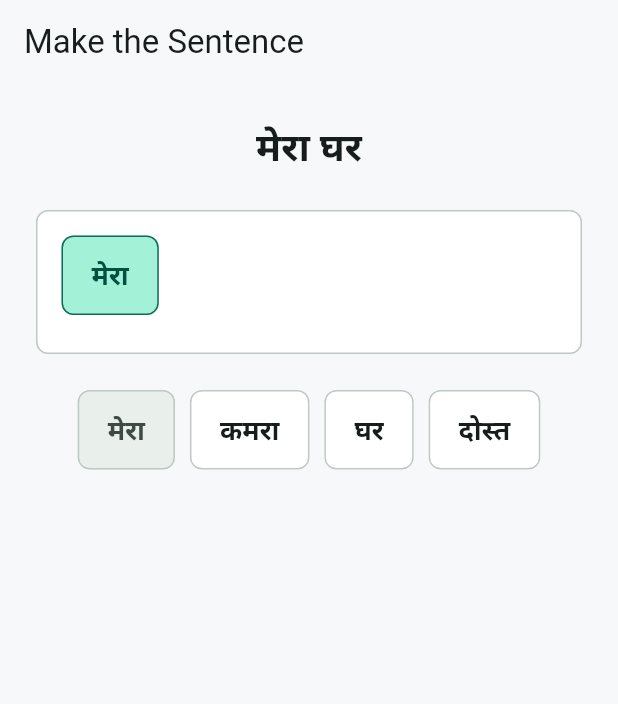
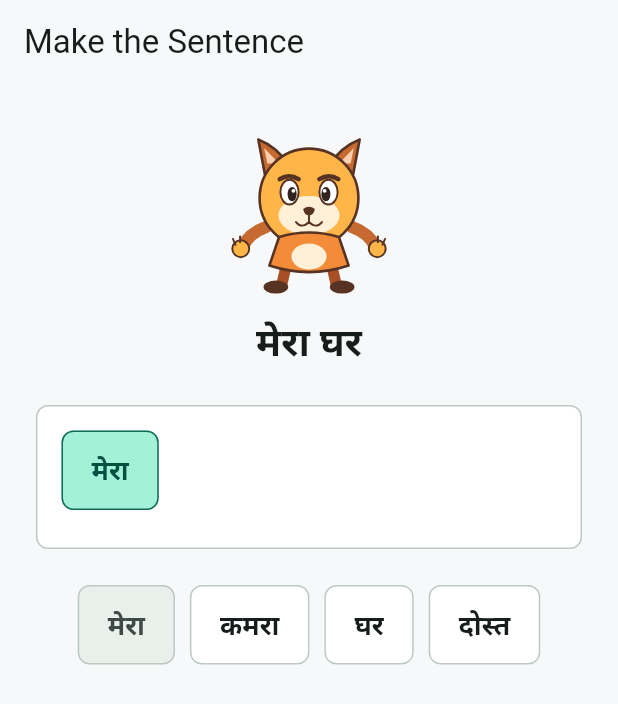
Before and after one commit to anilgangwal23/IndicLearn, a Flutter app: the mts screen opened directly, after a tap on "मेरा", on a phone screen of 412 x 824 dp. Shown: the top 704 px of the screen. Run offline on Flutter 3.47's test engine with Material 3 defaults, Android fonts, the phone set to English and light mode, and no system bars; our stand-ins replace flutter_svg.

Commit message:
Some support for basic animations

```diff
--- /dev/null
+++ b/lib/animations/common_animations.dart
@@ -0,0 +1,84 @@
+import 'dart:async';
+
+import 'package:flutter/material.dart';
+import 'package:flutter/widget_previews.dart';
+
+import '../widgets/svg_mascot.dart';
+
+@Preview()
+Widget PreviewForLopping() {
+  return CommonAnimation(
+    'packages/indic_learn/assets/mascots/fox.svg',
+    MascotAnimation.blink,
+  );
+}
+
+class CommonAnimation extends StatefulWidget {
+  const CommonAnimation(
+    this.asset,
+    this.animation, {
+    super.key,
+    this.interval = const Duration(seconds: 3),
+  }) : assert(interval > Duration.zero);
+
+  final String asset;
+  final MascotAnimation animation;
+  final Duration interval;
+
+  @override
+  State<CommonAnimation> createState() => _AnimationState();
+}
+
+class _AnimationState extends State<CommonAnimation> {
+  final _mascotKey = GlobalKey<SvgMascotState>();
+  Timer? _timer;
+
+  @override
+  void initState() {
+    super.initState();
+    WidgetsBinding.instance.addPostFrameCallback((_) {
+      if (mounted) _startLoop();
+    });
+  }
+
+  void _play() {
+    _mascotKey.currentState?.play(widget.animation);
+  }
+
+  void _startLoop() {
+    _timer?.cancel();
+    _play();
+    _timer = Timer.periodic(widget.interval, (_) => _play());
+  }
+
+  @override
+  void didUpdateWidget(covariant CommonAnimation oldWidget) {
+    super.didUpdateWidget(oldWidget);
+    if (oldWidget.animation != widget.animation ||
+        oldWidget.interval != widget.interval ||
+        oldWidget.asset != widget.asset) {
+      _timer?.cancel();
+      WidgetsBinding.instance.addPostFrameCallback((_) {
+        if (mounted) _startLoop();
+      });
+    }
+  }
+
+  @override
+  void dispose() {
+    _timer?.cancel();
+    super.dispose();
+  }
+
+  @override
+  Widget build(BuildContext context) {
+    return Center(
+      child: SvgMascot(
+        key: _mascotKey,
+        asset: widget.asset,
+        width: 130,
+        height: 130,
+      ),
+    );
+  }
+}
--- a/lib/games/make_the_sentence/mts.dart
+++ b/lib/games/make_the_sentence/mts.dart
@@ -6,7 +6,9 @@ import 'mts_loader.dart';
 import '../../ui/game_theme.dart';
 import '../../ui/game_widgets.dart';
 import 'dart:async';
-
+import '../../animations/common_animations.dart';
+import '../../widgets/mascot.dart';
+import '../../widgets/svg_mascot.dart';
 @Preview(name: 'Quiz', size: Size(390, 844))
 Widget previewQuiz() {
   return MaterialApp(
@@ -89,6 +91,10 @@ class _mtsGameState extends State<mts> {
               child: Column(
               crossAxisAlignment: CrossAxisAlignment.stretch,
               children: [
+                CommonAnimation(
+                  'packages/indic_learn/assets/mascots/fox.svg',
+                  isSolved?MascotAnimation.spin:MascotAnimation.blink,
+                ),
                 QuestionPrompt(text: _model.translation),
                 const SizedBox(height: 24),
 
--- /dev/null
+++ b/lib/widgets/svg_mascot.dart
@@ -0,0 +1,258 @@
+import 'dart:math' as math;
+
+import 'package:flutter/material.dart';
+import 'package:flutter/services.dart';
+import 'package:flutter_svg/flutter_svg.dart';
+
+import 'svg_mascot_parser.dart';
+
+enum MascotAnimation {
+  spin,
+  jump,
+  raiseHands,
+  blink,
+  raiseEyebrows,
+}
+
+class SvgMascot extends StatefulWidget {
+  const SvgMascot({
+    super.key,
+    required this.asset,
+    this.width = 240,
+    this.height = 240,
+    this.autoBlink = false,
+    this.onAssetError,
+  });
+
+  final String asset;
+  final double width;
+  final double height;
+
+  /// When true, plays a blink every few seconds.
+  /// Manual blinking remains available through [SvgMascotState.play].
+  final bool autoBlink;
+
+  final ValueChanged<Object>? onAssetError;
+
+  @override
+  State<SvgMascot> createState() => SvgMascotState();
+}
+
+class SvgMascotState extends State<SvgMascot>
+    with SingleTickerProviderStateMixin {
+  late final AnimationController _controller;
+  late Future<List<SvgMascotLayer>> _layersFuture;
+
+  MascotAnimation? _activeAnimation;
+
+  @override
+  void initState() {
+    super.initState();
+    _controller = AnimationController(
+      vsync: this,
+      duration: const Duration(milliseconds: 650),
+    );
+    _layersFuture = _loadLayers();
+  }
+
+  @override
+  void didUpdateWidget(covariant SvgMascot oldWidget) {
+    super.didUpdateWidget(oldWidget);
+    if (oldWidget.asset != widget.asset) {
+      _layersFuture = _loadLayers();
+    }
+  }
+
+  Future<List<SvgMascotLayer>> _loadLayers() async {
+    try {
+      final source = await rootBundle.loadString(widget.asset);
+      return SvgMascotParser.parse(source);
+    } catch (error) {
+      widget.onAssetError?.call(error);
+      rethrow;
+    }
+  }
+
+  /// Plays one animation. A new call replaces the currently playing motion.
+  void play(MascotAnimation animation) {
+    if (!mounted) return;
+    setState(() => _activeAnimation = animation);
+    _controller
+      ..stop()
+      ..reset()
+      ..forward();
+  }
+
+  /// Stops the current animation and returns the mascot to its resting pose.
+  void stop() {
+    _controller.stop();
+    _controller.reset();
+    if (mounted) setState(() => _activeAnimation = null);
+  }
+
+  @override
+  void dispose() {
+    _controller.dispose();
+    super.dispose();
+  }
+
+  @override
+  Widget build(BuildContext context) {
+    return SizedBox(
+      width: widget.width,
+      height: widget.height,
+      child: FutureBuilder<List<SvgMascotLayer>>(
+        future: _layersFuture,
+        builder: (context, snapshot) {
+          if (snapshot.hasError) {
+            return Center(
+              child: Tooltip(
+                message: '${snapshot.error}',
+                child: const Icon(Icons.broken_image_outlined),
+              ),
+            );
+          }
+          if (!snapshot.hasData) {
+            return const Center(
+              child: SizedBox(
+                width: 22,
+                height: 22,
+                child: CircularProgressIndicator(strokeWidth: 2),
+              ),
+            );
+          }
+
+          return AnimatedBuilder(
+            animation: _controller,
+            builder: (context, _) {
+              final t = Curves.easeInOut.transform(_controller.value);
+              final rawT = _controller.value;
+              final animation = _activeAnimation;
+
+              var jumpY = 0.0;
+              var spinAngle = 0.0;
+              var leftArmAngle = 0.0;
+              var rightArmAngle = 0.0;
+              var leftEyeScale = 1.0;
+              var rightEyeScale = 1.0;
+              var eyebrowY = 0.0;
+
+              switch (animation) {
+                case MascotAnimation.spin:
+                  spinAngle = 2 * math.pi * t;
+                  break;
+                case MascotAnimation.jump:
+                  jumpY = -55 * math.sin(math.pi * t);
+                  break;
+                case MascotAnimation.raiseHands:
+                  leftArmAngle = 1.55 * t;
+                  rightArmAngle = -1.55 * t;
+                  break;
+                case MascotAnimation.blink:
+                  // Close quickly, then reopen during one short animation.
+                  final close = (rawT < 0.45)
+                      ? Curves.easeIn.transform(rawT / 0.45)
+                      : Curves.easeOut.transform((1 - rawT) / 0.55);
+                  final scale = 1 - 0.94 * close;
+                  leftEyeScale = scale;
+                  rightEyeScale = scale;
+                  break;
+                case MascotAnimation.raiseEyebrows:
+                  eyebrowY = -14 * t;
+                  break;
+                case null:
+                  break;
+              }
+
+              final layers = snapshot.data!;
+              return ClipRect(
+                child: Transform.translate(
+                  offset: Offset(0, jumpY),
+                  child: Transform.rotate(
+                    angle: spinAngle,
+                    child: Stack(
+                      fit: StackFit.expand,
+                      children: [
+                        for (final layer in layers)
+                          _buildLayer(
+                            layer,
+                            leftArmAngle: leftArmAngle,
+                            rightArmAngle: rightArmAngle,
+                            leftEyeScale: leftEyeScale,
+                            rightEyeScale: rightEyeScale,
+                            eyebrowY: eyebrowY,
+                          ),
+                      ],
+                    ),
+                  ),
+                ),
+              );
+            },
+          );
+        },
+      ),
+    );
+  }
+
+  Widget _buildLayer(
+    SvgMascotLayer layer, {
+    required double leftArmAngle,
+    required double rightArmAngle,
+    required double leftEyeScale,
+    required double rightEyeScale,
+    required double eyebrowY,
+  }) {
+    Widget child = SvgPicture.string(
+      layer.svg,
+      fit: BoxFit.fill,
+      width: widget.width,
+      height: widget.height,
+    );
+
+    // Pivots use the agreed 300 x 300 SVG coordinate system.
+    Alignment pivot(double x, double y) => Alignment(
+          (2 * x / 300) - 1,
+          (2 * y / 300) - 1,
+        );
+
+    switch (layer.id) {
+      case 'left_hand':
+        child = Transform.rotate(
+          angle: leftArmAngle,
+          alignment: pivot(77, 166),
+          child: child,
+        );
+        break;
+      case 'right_hand':
+        child = Transform.rotate(
+          angle: rightArmAngle,
+          alignment: pivot(223, 166),
+          child: child,
+        );
+        break;
+      case 'left_eye':
+        child = Transform.scale(
+          scaleY: leftEyeScale,
+          alignment: pivot(120, 111),
+          child: child,
+        );
+        break;
+      case 'right_eye':
+        child = Transform.scale(
+          scaleY: rightEyeScale,
+          alignment: pivot(180, 111),
+          child: child,
+        );
+        break;
+      case 'left_eyebrow':
+      case 'right_eyebrow':
+        child = Transform.translate(
+          offset: Offset(0, eyebrowY),
+          child: child,
+        );
+        break;
+    }
+
+    return Positioned.fill(child: child);
+  }
+}
--- /dev/null
+++ b/lib/widgets/svg_mascot_parser.dart
@@ -0,0 +1,96 @@
+import 'package:xml/xml.dart';
+
+/// One independently renderable SVG layer.
+class SvgMascotLayer {
+  const SvgMascotLayer({
+    required this.id,
+    required this.svg,
+  });
+
+  final String id;
+  final String svg;
+}
+
+/// Splits a mascot SVG into independently renderable top-level groups.
+///
+/// Contract:
+/// - Use a 300 x 300 viewBox: `viewBox="0 0 300 300"`.
+/// - Each animatable part must be a direct child `<g id="...">` of `<svg>`.
+/// - Supported IDs are listed in [requiredLayerIds].
+/// - Put shared SVG definitions (`<defs>`, `<style>`, etc.) at the SVG root.
+/// - Keep artwork for each part inside its named group.
+class SvgMascotParser {
+  SvgMascotParser._();
+
+  static const requiredLayerIds = <String>{
+    'body',
+    'left_leg',
+    'right_leg',
+    'left_hand',
+    'right_hand',
+    'left_eye',
+    'right_eye',
+    'left_eyebrow',
+    'right_eyebrow',
+  };
+
+  static List<SvgMascotLayer> parse(String source) {
+    final original = XmlDocument.parse(source);
+    final root = original.rootElement;
+
+    if (root.name.local != 'svg') {
+      throw const FormatException('Mascot asset must have an <svg> root.');
+    }
+
+    final foundIds = root.children
+        .whereType<XmlElement>()
+        .where((element) => element.name.local == 'g')
+        .map((element) => element.getAttribute('id'))
+        .whereType<String>()
+        .where(requiredLayerIds.contains)
+        .toSet();
+
+    final missing = requiredLayerIds.difference(foundIds);
+    if (missing.isNotEmpty) {
+      throw FormatException(
+        'Mascot SVG is missing direct-child groups: ${missing.join(', ')}',
+      );
+    }
+
+    // Preserve the source's top-level group order for correct layer stacking.
+    final layerIds = root.children
+        .whereType<XmlElement>()
+        .where((element) => element.name.local == 'g')
+        .map((element) => element.getAttribute('id'))
+        .whereType<String>()
+        .where(requiredLayerIds.contains)
+        .toList();
+
+    return layerIds.map((targetId) {
+      final document = XmlDocument.parse(source);
+      final svgRoot = document.rootElement;
+
+      // Remove other animatable groups, retaining defs, styles, metadata,
+      // and any non-animatable root-level nodes.
+      final toRemove = svgRoot.children
+          .whereType<XmlElement>()
+          .where((element) {
+            final id = element.getAttribute('id');
+            return element.name.local == 'g' &&
+                id != null &&
+                requiredLayerIds.contains(id) &&
+                id != targetId;
+          })
+          .toList();
+
+      for (final node in toRemove) {
+        svgRoot.children.remove(node);
+      }
+
+      return SvgMascotLayer(
+        id: targetId,
+        svg: document.toXmlString(),
+      );
+    }).toList(growable: false);
+  }
+}
--- a/pubspec.yaml
+++ b/pubspec.yaml
@@ -47,6 +47,7 @@ dev_dependencies:
   # rules and activating additional ones.
   flutter_lints: ^6.0.0
   reflectable: ^5.2.3
+  xml: ^6.5.0
 
 # For information on the generic Dart part of this file, see the
 # following page: https://dart.dev/tools/pub/pubspec
@@ -66,6 +67,7 @@ flutter:
     - assets/match_the_pairs_json/
     - assets/make_the_sentence/
     - assets/levels/
+    - assets/mascots/
 
   # An image asset can refer to one or more resolution-specific "variants", see
   # https://flutter.dev/to/resolution-aware-images
```
Also changed, not shown: lib/widgets/demo.dart (added, +51 -0 lines), lib/widgets/mascot.dart (added, +218 -0 lines), assets/mascots/fox.svg (added), pubspec.lock, 1 other file.
